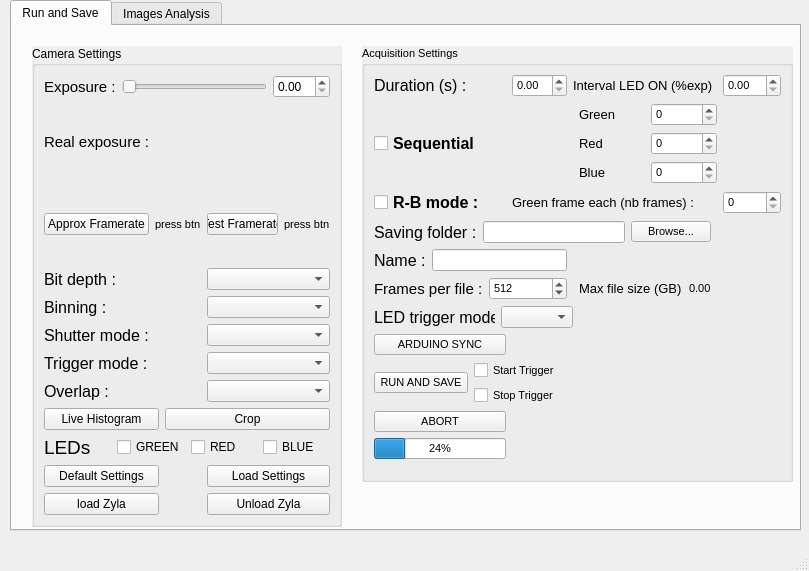
First picture: the form in isoi_window_V2.ui, repository JohnstonLab/OMMI, before the edit.
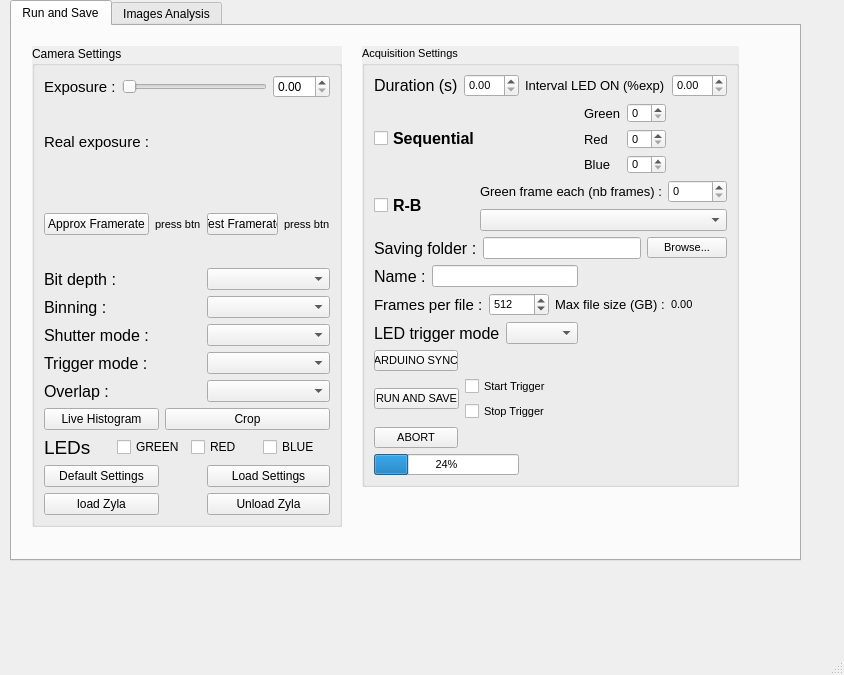
Second picture: the form after the edit.

Commit message: Add the red and blue mode to the rbMode with labjack triggering

The edit to the form file:
```diff
--- a/isoi_window_V2.ui
+++ b/isoi_window_V2.ui
@@ -6,8 +6,8 @@
    <rect>
     <x>0</x>
     <y>0</y>
-    <width>809</width>
-    <height>571</height>
+    <width>844</width>
+    <height>675</height>
    </rect>
   </property>
   <property name="windowTitle">
@@ -20,7 +20,7 @@
       <x>10</x>
       <y>0</y>
       <width>791</width>
-      <height>531</height>
+      <height>561</height>
      </rect>
     </property>
     <property name="currentIndex">
@@ -324,8 +324,8 @@
        <rect>
         <x>350</x>
         <y>20</y>
-        <width>431</width>
-        <height>436</height>
+        <width>377</width>
+        <height>441</height>
        </rect>
       </property>
       <property name="font">
@@ -370,7 +370,7 @@
        <item row="0" column="5">
         <widget class="QDoubleSpinBox" name="expRatio"/>
        </item>
-       <item row="1" column="0">
+       <item row="1" column="0" colspan="2">
         <widget class="QCheckBox" name="rgbMode">
          <property name="font">
           <font>
@@ -384,7 +384,7 @@
          </property>
         </widget>
        </item>
-       <item row="1" column="3" colspan="2">
+       <item row="1" column="4">
         <layout class="QGridLayout" name="gridLayout">
          <item row="0" column="0">
           <widget class="QLabel" name="label_6">
@@ -433,7 +433,9 @@
          </item>
         </layout>
        </item>
-       <item row="2" column="0">
+       <item row="2" column="0" colspan="6">
+        <layout class="QHBoxLayout" name="horizontalLayout_11">
+         <item>
         <widget class="QCheckBox" name="rbMode">
          <property name="font">
           <font>
@@ -443,11 +445,15 @@
           </font>
          </property>
          <property name="text">
-          <string>R-B mode :</string>
+            <string>R-B</string>
          </property>
         </widget>
        </item>
-       <item row="2" column="1" colspan="3">
+         <item>
+          <layout class="QVBoxLayout" name="verticalLayout_2">
+           <item>
+            <layout class="QHBoxLayout" name="horizontalLayout_9">
+             <item>
         <widget class="QLabel" name="label_20">
          <property name="font">
           <font>
@@ -459,7 +465,30 @@
          </property>
         </widget>
        </item>
-       <item row="3" column="0" colspan="4">
+             <item>
+              <widget class="QSpinBox" name="gInterval">
+               <property name="maximum">
+                <number>10000</number>
+               </property>
+              </widget>
+             </item>
+            </layout>
+           </item>
+           <item>
+            <widget class="QComboBox" name="rbColorBox">
+             <property name="minimumSize">
+              <size>
+               <width>247</width>
+               <height>0</height>
+              </size>
+             </property>
+            </widget>
+           </item>
+          </layout>
+         </item>
+        </layout>
+       </item>
+       <item row="3" column="0" colspan="6">
         <layout class="QHBoxLayout" name="horizontalLayout_5">
          <item>
           <widget class="QLabel" name="label_19">
@@ -485,7 +514,7 @@
          </item>
         </layout>
        </item>
-       <item row="4" column="0" colspan="2">
+       <item row="4" column="0" colspan="4">
         <layout class="QHBoxLayout" name="horizontalLayout_12">
          <item>
           <widget class="QLabel" name="label_11">
@@ -504,7 +533,7 @@
          </item>
         </layout>
        </item>
-       <item row="5" column="0" colspan="2">
+       <item row="5" column="0" colspan="3">
         <layout class="QHBoxLayout" name="horizontalLayout_7">
          <item>
           <widget class="QLabel" name="label_10">
@@ -530,7 +559,30 @@
          </item>
         </layout>
        </item>
-       <item row="7" column="0" colspan="3">
+       <item row="5" column="3" colspan="3">
+        <layout class="QHBoxLayout" name="horizontalLayout_8">
+         <item>
+          <widget class="QLabel" name="label_12">
+           <property name="font">
+            <font>
+             <pointsize>10</pointsize>
+            </font>
+           </property>
+           <property name="text">
+            <string>Max file size (GB) :</string>
+           </property>
+          </widget>
+         </item>
+         <item>
+          <widget class="QLabel" name="sizePerFileLabel">
+           <property name="text">
+            <string>0.00</string>
+           </property>
+          </widget>
+         </item>
+        </layout>
+       </item>
+       <item row="6" column="0" colspan="4">
         <layout class="QHBoxLayout" name="horizontalLayout_3">
          <item>
           <widget class="QLabel" name="label_16">
@@ -549,14 +601,14 @@
          </item>
         </layout>
        </item>
-       <item row="8" column="0">
+       <item row="7" column="0">
         <widget class="QPushButton" name="arduinoBtn">
          <property name="text">
           <string>ARDUINO SYNC</string>
          </property>
         </widget>
        </item>
-       <item row="9" column="0" colspan="2">
+       <item row="8" column="0" colspan="3">
         <layout class="QHBoxLayout" name="horizontalLayout_2">
          <item>
           <widget class="QPushButton" name="runSaveBtn">
@@ -585,50 +637,20 @@
          </item>
         </layout>
        </item>
-       <item row="10" column="0">
+       <item row="9" column="0">
         <widget class="QPushButton" name="abortBtn">
          <property name="text">
           <string>ABORT</string>
          </property>
         </widget>
        </item>
-       <item row="11" column="0">
+       <item row="10" column="0" colspan="2">
         <widget class="QProgressBar" name="progressBar">
          <property name="value">
           <number>24</number>
          </property>
         </widget>
        </item>
-       <item row="5" column="3">
-        <layout class="QHBoxLayout" name="horizontalLayout_8">
-         <item>
-          <widget class="QLabel" name="label_12">
-           <property name="font">
-            <font>
-             <pointsize>10</pointsize>
-            </font>
-           </property>
-           <property name="text">
-            <string>Max file size (GB) :</string>
-           </property>
-          </widget>
-         </item>
-         <item>
-          <widget class="QLabel" name="sizePerFileLabel">
-           <property name="text">
-            <string>0.00</string>
-           </property>
-          </widget>
-         </item>
-        </layout>
-       </item>
-       <item row="2" column="5">
-        <widget class="QSpinBox" name="gInterval">
-         <property name="maximum">
-          <number>10000</number>
-         </property>
-        </widget>
-       </item>
       </layout>
       <zorder>label_15</zorder>
       <zorder>expRatio</zorder>
```
Left out of the diff: 3 changed lines with no effect on the pictures. Lines whose indentation alone changed are shown as unchanged. The commit also changes 3 other files.
